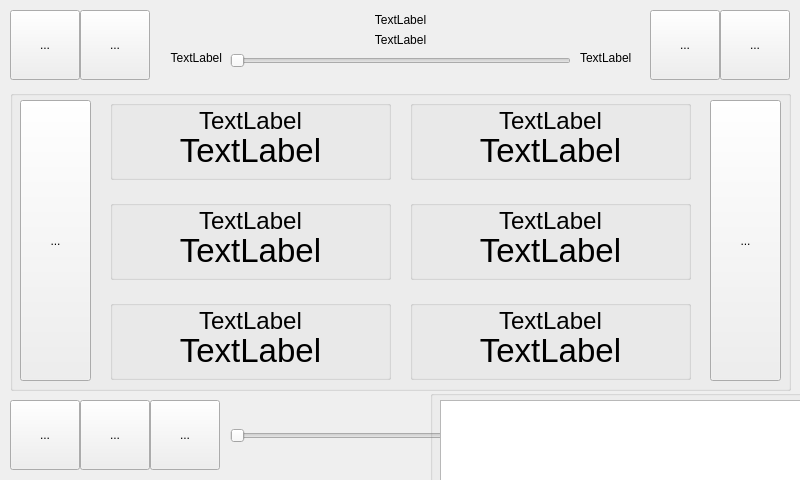
First picture: the form in mainwindow.ui, repository pgp90/QTCarPC, before the edit.
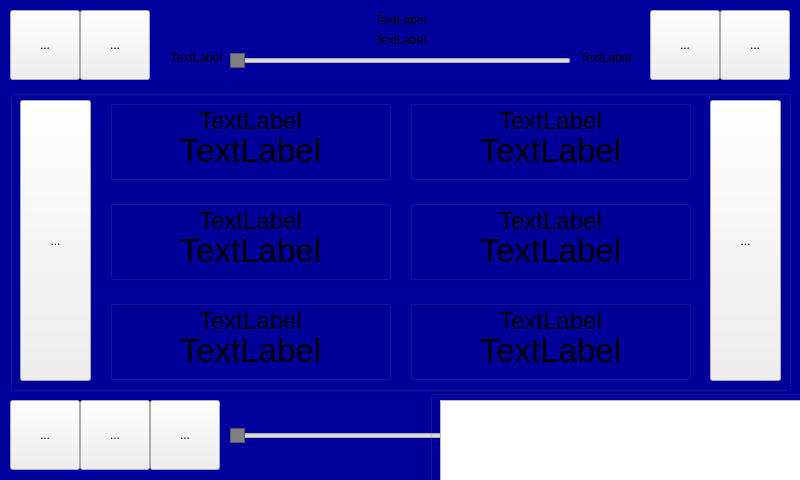
Second picture: the form after the edit.

Diff of the .ui file:
```diff
--- a/mainwindow.ui
+++ b/mainwindow.ui
@@ -19,6 +19,18 @@
   <property name="windowTitle">
    <string>MainWindow</string>
   </property>
+  <property name="autoFillBackground">
+   <bool>false</bool>
+  </property>
+  <property name="styleSheet">
+   <string notr="true">QMainWindow { background: rgb(0, 0, 157) }
+QSlider::handle:horizontal {
+	background: gray;
+	width: 3px;
+	height: 10px;
+	border: 1px solid #5c5c5c;
+}</string>
+  </property>
   <widget class="QWidget" name="centralWidget">
    <widget class="QToolButton" name="playPauseButton">
     <property name="geometry">
@@ -174,6 +186,12 @@
     <property name="text">
      <string>...</string>
     </property>
+    <property name="iconSize">
+     <size>
+      <width>50</width>
+      <height>50</height>
+     </size>
+    </property>
    </widget>
    <widget class="QSlider" name="volSlider">
     <property name="geometry">
```
Left out of the diff: 3 changed lines with no effect on the pictures.
